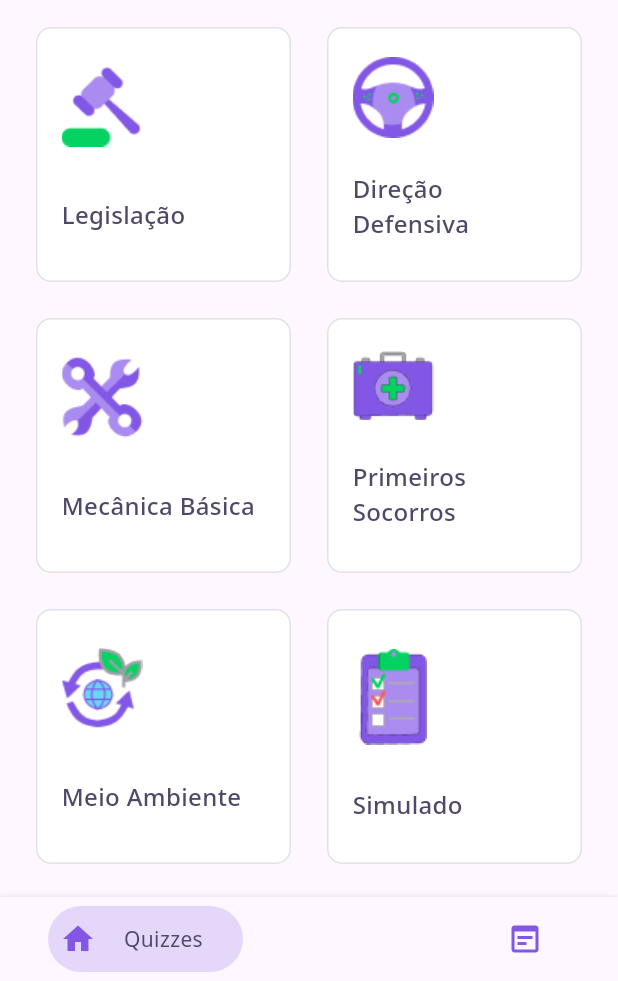
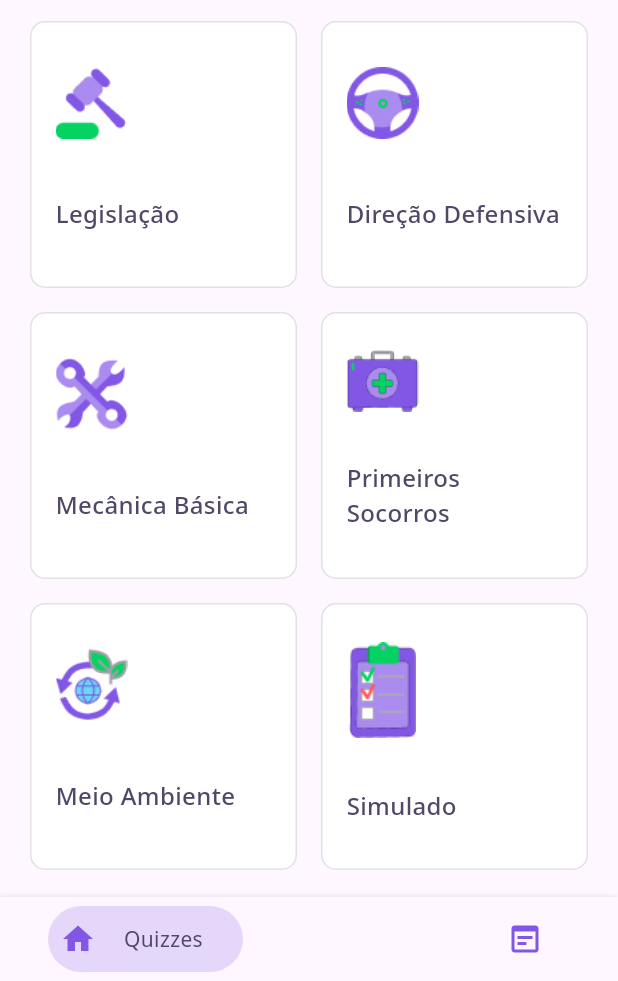
Before and after one commit to Sthaynny/habilitacao_quiz, a Flutter app: the screen it shows after launch, on a phone screen of 412 x 824 dp, the part 255-1236 px from its top. Run offline on Flutter 3.47's test engine with Material 3 defaults, Android fonts, the phone set to English and light mode, and no system bars; our stand-ins replace dartz, get, google_fonts, share_plus, shared_preferences; project files that could hold a hidden picture were left out.

Commit message:
feat: atualização de versões do flutter e App

```diff
--- a/lib/app/features/home/presentation/components/quiz_card.dart
+++ b/lib/app/features/home/presentation/components/quiz_card.dart
@@ -17,8 +17,10 @@ class QuizCardWidget extends StatelessWidget {
     return InkWell(
       onTap: onTap,
       child: Container(
-        padding: EdgeInsets.all(AppSpacingStack.xxxSmall.value),
-        margin: EdgeInsets.all(AppSpacingStack.nano.value),
+        padding: EdgeInsets.symmetric(
+            vertical: AppSpacingStack.nano.value,
+            horizontal: AppSpacingStack.xxxSmall.value),
+        margin: EdgeInsets.all(AppSpacingStack.quarck.value),
         decoration: BoxDecoration(
           border: const Border.fromBorderSide(
             BorderSide(
@@ -37,11 +39,11 @@ class QuizCardWidget extends StatelessWidget {
               padding: EdgeInsets.only(bottom: AppSpacingStack.xxxSmall.value),
               child: Image.asset(
                 image,
-                width: 54,
+                width: 48,
               ),
             ),
             const Spacer(
-              flex: 2,
+              flex: 1,
             ),
             Container(
               margin: EdgeInsets.only(bottom: AppSpacingStack.nano.value),
--- a/pubspec.yaml
+++ b/pubspec.yaml
@@ -1,6 +1,6 @@
 name: habilitacao_quiz
 description: Um projeto para ajudar as pessoas que querem tirar sua CNH.
-version: 1.7.0+23
+version: 1.7.0+24
 
 environment:
   sdk: ">=3.0.0 <4.0.0"
```
Also changed, not shown: pubspec.lock, 7 other files.
